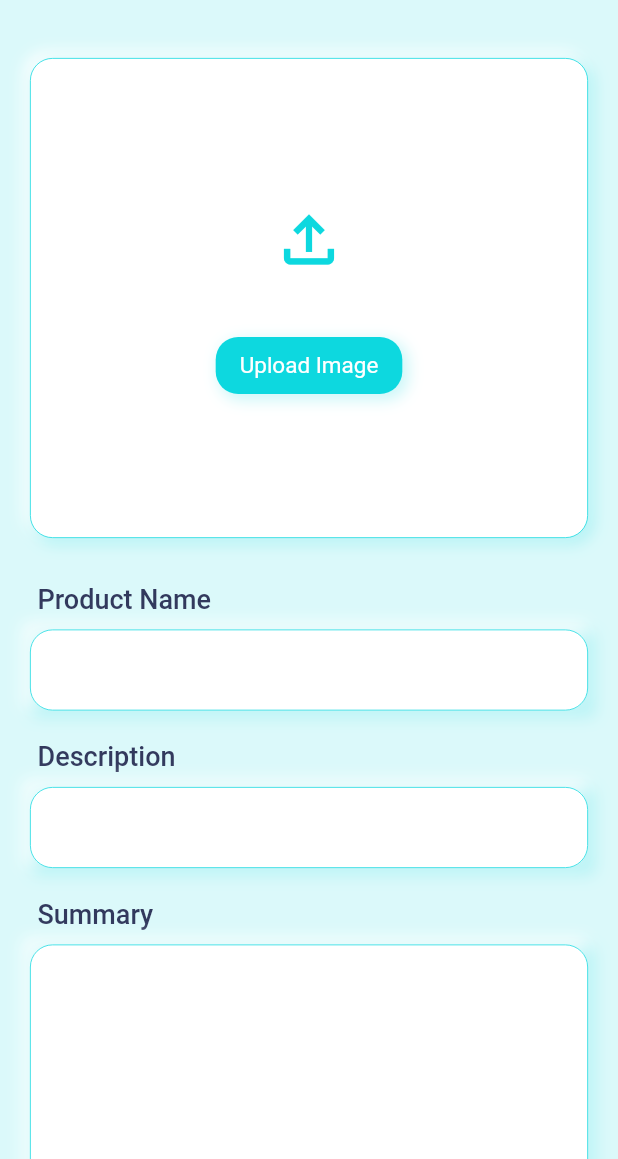
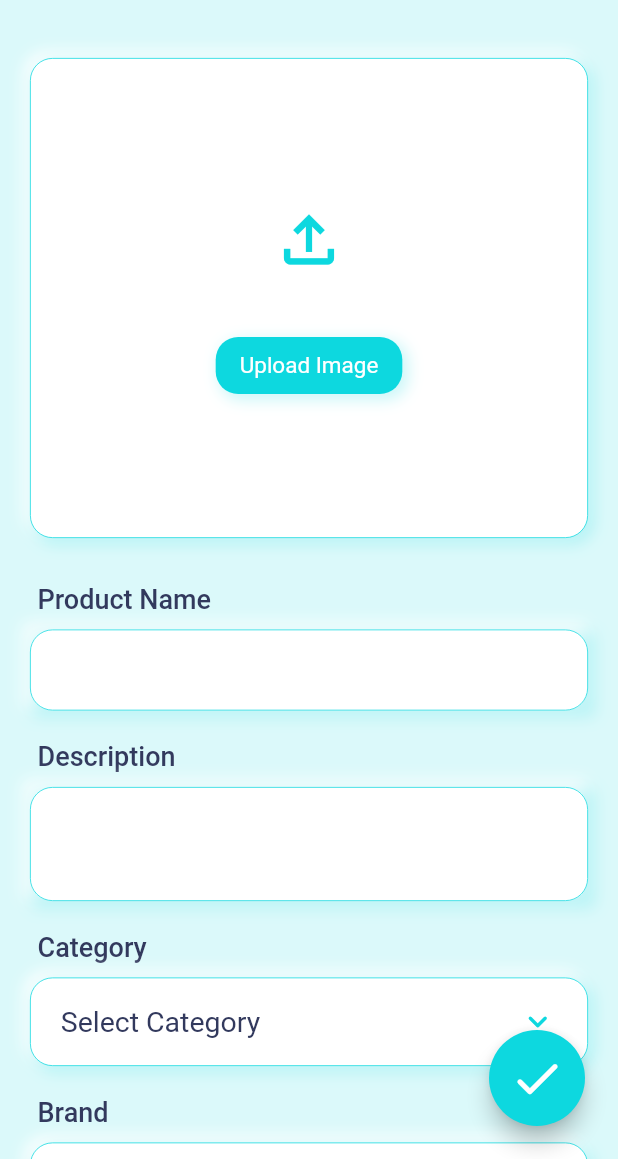
Before and after one commit to JayeshPatil18/GHR-Incog, a Flutter app: the screen it shows after launch, on a phone screen of 412 x 824 dp, the part 77-1236 px from its top. Run offline on Flutter 3.47's test engine with Material 2 defaults, Android fonts, the phone set to English and light mode, and no system bars; our stand-ins replace flutter_bloc, font_awesome_flutter; missing offline and left inert: dart:ffi.

Commit message:
Good Work

```diff
--- a/lib/constants/color.dart
+++ b/lib/constants/color.dart
@@ -6,6 +6,7 @@ class AppColors {
   static const secondaryColor10 = Color(0xFF0DD8DF);
   static const textColor = Color(0xFF32395D);
   static const iconColor = Color(0xFFCDCDCD);
+  static const iconLightColor = Color(0xFFe4e4e4);
   static const starColor = Color(0xffd4af37);
   static const heartColor = Color(0xfff70059);
 }
--- a/lib/features/reviews/presentation/pages/upload_review.dart
+++ b/lib/features/reviews/presentation/pages/upload_review.dart
@@ -1,11 +1,14 @@
 import 'package:flutter/material.dart';
 import 'package:flutter/src/widgets/container.dart';
 import 'package:flutter/src/widgets/framework.dart';
+import 'package:review_app/constants/values.dart';
 
 import '../../../../constants/boarder.dart';
 import '../../../../constants/color.dart';
 import '../../../../constants/cursor.dart';
 import '../../../../utils/fonts.dart';
+import '../../../../utils/methods.dart';
+import '../widgets/dropdown.dart';
 import '../widgets/review_model.dart';
 import '../widgets/shadow.dart';
 
@@ -17,7 +20,6 @@ class UploadReview extends StatefulWidget {
 }
 
 class _UploadReviewState extends State<UploadReview> {
-
   final FocusNode _focusNameNode = FocusNode();
   bool _hasNameFocus = false;
 
@@ -26,6 +28,8 @@ class _UploadReviewState extends State<UploadReview> {
 
   final FocusNode _focusSummaryNode = FocusNode();
   bool _hasSummaryFocus = false;
+
+  int rateIndex = -1;
 
   @override
   void initState() {
@@ -61,6 +65,16 @@ class _UploadReviewState extends State<UploadReview> {
   Widget build(BuildContext context) {
     return Scaffold(
         backgroundColor: AppColors.backgroundColor60,
+        floatingActionButton: Container(
+          padding: EdgeInsets.only(bottom: 6, right: 6),
+          width: 70,
+          height: 70,
+          child: FloatingActionButton(
+          backgroundColor: AppColors.secondaryColor10,
+          onPressed: () {},
+          child: Icon(Icons.check_rounded, color: AppColors.primaryColor30, size: 38),
+        ),
+        ),
         appBar: PreferredSize(
             preferredSize: Size.fromHeight(70),
             child: SafeArea(
@@ -77,16 +91,18 @@ class _UploadReviewState extends State<UploadReview> {
                   ],
                 ),
               ),
-          )
-        ),
+            )),
         body: SingleChildScrollView(
+          padding: EdgeInsets.only(bottom: 100),
           child: Column(
             children: [
               Container(
                   decoration: BoxDecoration(
                     boxShadow: ContainerShadow.boxShadow,
                     color: AppColors.primaryColor30,
-                      border: Border.all(color: AppBoarderColor.searchBarColor, width: AppBoarderWidth.reviewUploadWidth),
+                    border: Border.all(
+                        color: AppBoarderColor.searchBarColor,
+                        width: AppBoarderWidth.reviewUploadWidth),
                     borderRadius: BorderRadius.circular(
                         AppBoarderRadius.reviewUploadRadius),
                   ),
@@ -117,7 +133,8 @@ class _UploadReviewState extends State<UploadReview> {
                         ),
                       ])),
               Container(
-                padding: EdgeInsets.only(left: 20, right: 20, top: 10, bottom: 20),
+                padding:
+                    EdgeInsets.only(left: 20, right: 20, top: 10, bottom: 20),
                 child: Column(
                   crossAxisAlignment: CrossAxisAlignment.start,
                   children: [
@@ -126,8 +143,8 @@ class _UploadReviewState extends State<UploadReview> {
                       child: Text('Product Name', style: lableText()),
                     ),
                     Container(
-                              decoration: BoxDecoration(
-                                  boxShadow: ContainerShadow.boxShadow),
+                      decoration:
+                          BoxDecoration(boxShadow: ContainerShadow.boxShadow),
                       child: TextField(
                         style: textFieldText(),
                         focusNode: _focusNameNode,
@@ -137,43 +154,39 @@ class _UploadReviewState extends State<UploadReview> {
                               top: 16, bottom: 16, left: 20, right: 20),
                           fillColor: AppColors.primaryColor30,
                           filled: true,
-                                  hintText:
-                                      _hasNameFocus ? 'Enter product name' : null,
+                          hintText: _hasNameFocus ? 'Enter product name' : null,
                           hintStyle: hintFieldText(),
                           enabledBorder: OutlineInputBorder(
                               borderRadius: BorderRadius.circular(
                                   AppBoarderRadius.reviewUploadRadius),
                               borderSide: BorderSide(
                                   width: AppBoarderWidth.reviewUploadWidth,
-                                          color:
-                                              AppBoarderColor.searchBarColor)),
+                                  color: AppBoarderColor.searchBarColor)),
                           border: OutlineInputBorder(
                               borderRadius: BorderRadius.circular(
                                   AppBoarderRadius.reviewUploadRadius),
                               borderSide: BorderSide(
                                   width: AppBoarderWidth.reviewUploadWidth,
-                                          color:
-                                              AppBoarderColor.searchBarColor)),
+                                  color: AppBoarderColor.searchBarColor)),
                           focusedBorder: OutlineInputBorder(
                               borderRadius: BorderRadius.circular(
                                   AppBoarderRadius.reviewUploadRadius),
                               borderSide: BorderSide(
                                   width: AppBoarderWidth.searchBarWidth,
-                                          color:
-                                              AppBoarderColor.searchBarColor)),
+                                  color: AppBoarderColor.searchBarColor)),
                         ),
                       ),
                     ),
                     SizedBox(height: 20),
-
                     Padding(
                       padding: const EdgeInsets.only(bottom: 10, left: 5),
                       child: Text('Description', style: lableText()),
                     ),
                     Container(
-                              decoration: BoxDecoration(
-                                  boxShadow: ContainerShadow.boxShadow),
+                      decoration:
+                          BoxDecoration(boxShadow: ContainerShadow.boxShadow),
                       child: TextField(
+                        maxLines: 2,
                         style: textFieldText(),
                         focusNode: _focusDescNode,
                         cursorHeight: TextCursorHeight.cursorHeight,
@@ -182,44 +195,138 @@ class _UploadReviewState extends State<UploadReview> {
                               top: 16, bottom: 16, left: 20, right: 20),
                           fillColor: AppColors.primaryColor30,
                           filled: true,
-                                  hintText:
-                                      _hasDescFocus ? 'Enter description of product' : null,
+                          hintText: _hasDescFocus
+                              ? 'Enter description of product'
+                              : null,
                           hintStyle: hintFieldText(),
                           enabledBorder: OutlineInputBorder(
                               borderRadius: BorderRadius.circular(
                                   AppBoarderRadius.reviewUploadRadius),
                               borderSide: BorderSide(
                                   width: AppBoarderWidth.reviewUploadWidth,
-                                          color:
-                                              AppBoarderColor.searchBarColor)),
+                                  color: AppBoarderColor.searchBarColor)),
                           border: OutlineInputBorder(
                               borderRadius: BorderRadius.circular(
                                   AppBoarderRadius.reviewUploadRadius),
                               borderSide: BorderSide(
                                   width: AppBoarderWidth.reviewUploadWidth,
-                                          color:
-                                              AppBoarderColor.searchBarColor)),
+                                  color: AppBoarderColor.searchBarColor)),
                           focusedBorder: OutlineInputBorder(
                               borderRadius: BorderRadius.circular(
                                   AppBoarderRadius.reviewUploadRadius),
                               borderSide: BorderSide(
                                   width: AppBoarderWidth.searchBarWidth,
-                                          color:
-                                              AppBoarderColor.searchBarColor)),
+                                  color: AppBoarderColor.searchBarColor)),
                         ),
                       ),
                     ),
                     SizedBox(height: 20),
-
+                    Padding(
+                      padding: const EdgeInsets.only(bottom: 10, left: 5),
+                      child: Text('Category', style: lableText()),
+                    ),
+                    GestureDetector(
+                      onTap: () {
+                        openBottomSheet(context, 0);
+                      },
+                      child: Container(
+                        padding: EdgeInsets.only(
+                            top: 16, bottom: 16, left: 20, right: 20),
+                        width: double.infinity,
+                        decoration: BoxDecoration(
+                          boxShadow: ContainerShadow.boxShadow,
+                            color: AppColors.primaryColor30,
+                            borderRadius: BorderRadius.circular(
+                                AppBoarderRadius.reviewUploadRadius),
+                            border: Border.all(
+                                color: AppColors.secondaryColor10,
+                                width: AppBoarderWidth.reviewUploadWidth)),
+                        child: Row(
+                          mainAxisAlignment: MainAxisAlignment.spaceBetween,
+                          children: [
+                            Text('Select Category', style: textFieldText()),
+                            Icon(Icons.keyboard_arrow_down_rounded,
+                                color: AppColors.secondaryColor10, size: 26)
+                          ],
+                        ),
+                      ),
+                    ),
+                    SizedBox(height: 20),
+                    Padding(
+                      padding: const EdgeInsets.only(bottom: 10, left: 5),
+                      child: Text('Brand', style: lableText()),
+                    ),
+                    Container(
+                      padding: EdgeInsets.only(
+                          top: 16, bottom: 16, left: 20, right: 20),
+                      width: double.infinity,
+                      decoration: BoxDecoration(
+                        boxShadow: ContainerShadow.boxShadow,
+                          color: AppColors.primaryColor30,
+                          borderRadius: BorderRadius.circular(
+                              AppBoarderRadius.reviewUploadRadius),
+                          border: Border.all(
+                              color: AppColors.secondaryColor10,
+                              width: AppBoarderWidth.reviewUploadWidth)),
+                      child: Row(
+                        mainAxisAlignment: MainAxisAlignment.spaceBetween,
+                        children: [
+                          Text('Select Brand', style: textFieldText()),
+                          Icon(Icons.keyboard_arrow_down_rounded,
+                              color: AppColors.secondaryColor10, size: 26)
+                        ],
+                      ),
+                    ),
+                    SizedBox(height: 20),
+                    Padding(
+                      padding: const EdgeInsets.only(bottom: 10, left: 5),
+                      child: Text('Rate', style: lableText()),
+                    ),
+                    Container(
+                      padding: EdgeInsets.only(
+                          top: 16, bottom: 16, left: 20, right: 20),
+                      width: double.infinity,
+                      decoration: BoxDecoration(
+                        boxShadow: ContainerShadow.boxShadow,
+                          color: AppColors.primaryColor30,
+                          borderRadius: BorderRadius.circular(
+                              AppBoarderRadius.reviewUploadRadius),
+                          border: Border.all(
+                              color: AppColors.secondaryColor10,
+                              width: AppBoarderWidth.reviewUploadWidth)),
+                      child: SizedBox(
+                        height: 30,
+                        child: ListView.builder(
+                          itemCount: AppValues.maxRating,
+                          scrollDirection: Axis.horizontal,
+                          itemBuilder: (BuildContext context, int index) {
+                            return Row(
+                              crossAxisAlignment: CrossAxisAlignment.center,
+                              children: [
+                                GestureDetector(
+                                  onTap: () {
+                                    setState(() {
+                                      rateIndex = index;
+                                    });
+                                  },
+                                  child: Icon(Icons.star, size: 30, color: rateIndex < index ? AppColors.iconLightColor : AppColors.starColor),
+                                ),
+                                SizedBox(width: 10)
+                              ],
+                            );
+                         },),
+                      ),
+                    ),
+                    SizedBox(height: 20),
                     Padding(
                       padding: const EdgeInsets.only(bottom: 10, left: 5),
                       child: Text('Summary', style: lableText()),
                     ),
                     Container(
-                              decoration: BoxDecoration(
-                                  boxShadow: ContainerShadow.boxShadow),
+                      decoration:
+                          BoxDecoration(boxShadow: ContainerShadow.boxShadow),
                       child: TextField(
-                                maxLines: 6,
+                        maxLines: 4,
                         style: textFieldText(),
                         focusNode: _focusSummaryNode,
                         cursorHeight: TextCursorHeight.cursorHeight,
@@ -228,30 +335,28 @@ class _UploadReviewState extends State<UploadReview> {
                               top: 16, bottom: 16, left: 20, right: 20),
                           fillColor: AppColors.primaryColor30,
                           filled: true,
-                                  hintText:
-                                      _hasSummaryFocus ? 'Write experience of product' : null,
+                          hintText: _hasSummaryFocus
+                              ? 'Write experience of product'
+                              : null,
                           hintStyle: hintFieldText(),
                           enabledBorder: OutlineInputBorder(
                               borderRadius: BorderRadius.circular(
                                   AppBoarderRadius.reviewUploadRadius),
                               borderSide: BorderSide(
                                   width: AppBoarderWidth.reviewUploadWidth,
-                                          color:
-                                              AppBoarderColor.searchBarColor)),
+                                  color: AppBoarderColor.searchBarColor)),
                           border: OutlineInputBorder(
                               borderRadius: BorderRadius.circular(
                                   AppBoarderRadius.reviewUploadRadius),
                               borderSide: BorderSide(
                                   width: AppBoarderWidth.reviewUploadWidth,
-                                          color:
-                                              AppBoarderColor.searchBarColor)),
+                                  color: AppBoarderColor.searchBarColor)),
                           focusedBorder: OutlineInputBorder(
                               borderRadius: BorderRadius.circular(
                                   AppBoarderRadius.reviewUploadRadius),
                               borderSide: BorderSide(
                                   width: AppBoarderWidth.searchBarWidth,
-                                          color:
-                                              AppBoarderColor.searchBarColor)),
+                                  color: AppBoarderColor.searchBarColor)),
                         ),
                       ),
                     ),
--- a/lib/features/reviews/presentation/widgets/dropdown.dart
+++ b/lib/features/reviews/presentation/widgets/dropdown.dart
@@ -20,14 +20,14 @@ class _DropdownState extends State<Dropdown> {
       padding: EdgeInsets.only(top: 2, bottom: 2, left: 20, right: 20),
       width: double.infinity,
       decoration: BoxDecoration(
-        color: Colors.white,  // Set the background color here
-        borderRadius: BorderRadius.circular(AppBoarderRadius.filterRadius),
+        color: AppColors.primaryColor30,  // Set the background color here
+        borderRadius: BorderRadius.circular(AppBoarderRadius.reviewUploadRadius),
       ),
       child: DropdownButtonHideUnderline(
         child: ButtonTheme(
           child: DropdownButton<String>(
             dropdownColor: AppColors.primaryColor30,
-            style: filterText(),
+            style: textFieldText(),
                 value: selectedValue,
                 onChanged: (newValue) {
                   setState(() {
```
Also changed, not shown: lib/features/reviews/presentation/widgets/bottom_sheet.dart (added, +77 -0 lines), lib/utils/methods.dart (+25 -0 lines). Lines whose indentation alone changed are shown as unchanged.
